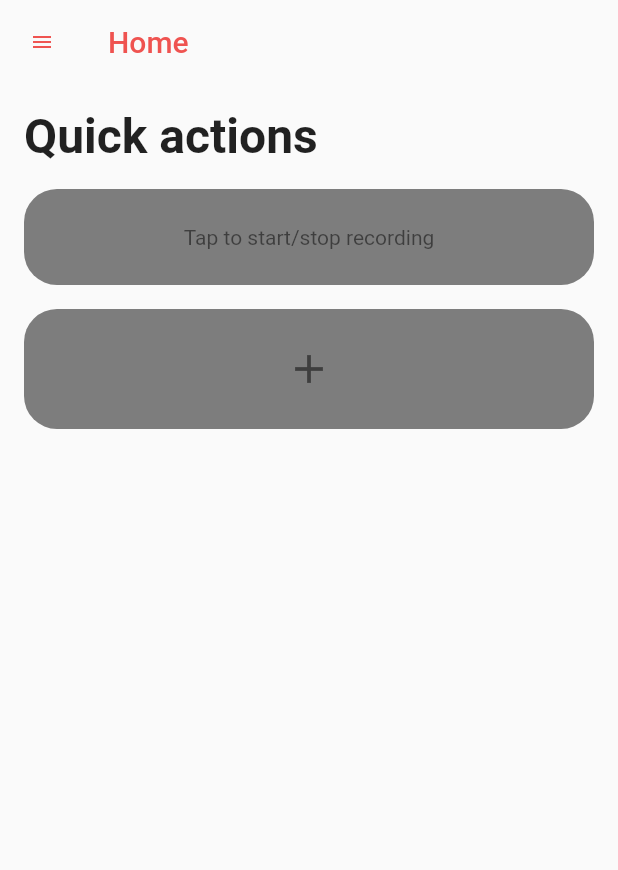
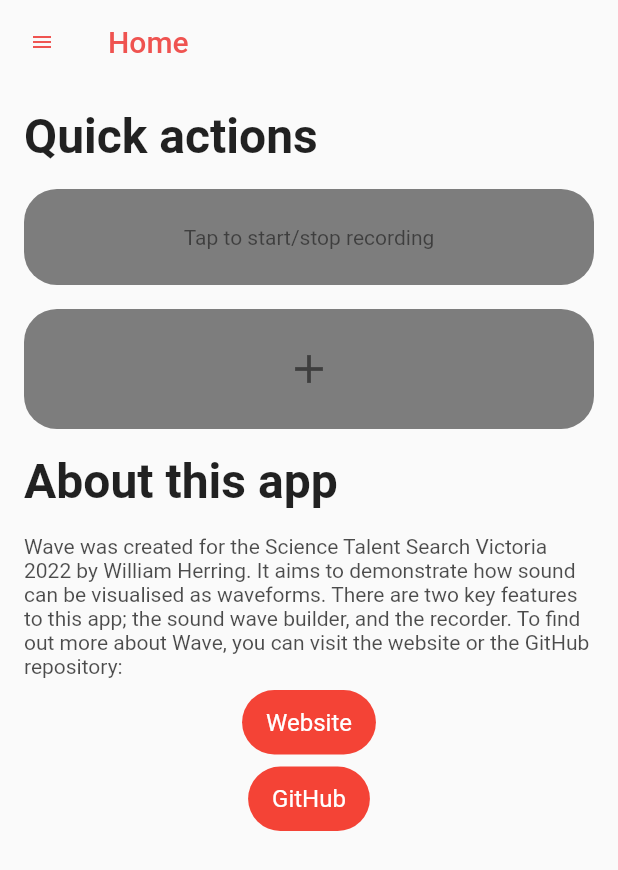
Before and after one commit to william-herring/wave, a Flutter app: the HomeScreen screen opened directly, on a phone screen of 412 x 824 dp. Shown: the top 870 px of the screen. Run offline on Flutter 3.47's test engine with Material 2 defaults, Android fonts, the phone set to English and light mode, and no system bars; our stand-ins replace shared_preferences; missing offline and left inert: audio_waveforms, sound_generator; accounts and stored records are empty.

Commit message:
Expanded home page

```diff
--- a/client/lib/screens/home_screen.dart
+++ b/client/lib/screens/home_screen.dart
@@ -1,6 +1,7 @@
 import 'package:animations/animations.dart';
 import 'package:audio_waveforms/audio_waveforms.dart';
 import 'package:flutter/material.dart';
+import 'package:url_launcher/url_launcher_string.dart';
 
 import 'create_screen.dart';
 
@@ -43,6 +44,50 @@ class HomeScreen extends StatelessWidget {
                       ),
                     )
                 )
+            ),
+            const SizedBox(height: 16.0),
+            const Text('About this app', style: TextStyle(fontWeight: FontWeight.w600, fontSize: 32.0)),
+            const SizedBox(height: 16.0),
+            Center(
+              child: Column(
+                children: [
+                  Text('Wave was created for the Science Talent Search Victoria 2022 by William Herring. '
+                      'It aims to demonstrate how sound can be visualised as waveforms. There are two key features to this app; the sound wave builder, and the recorder. '
+                      'To find out more about Wave, you can visit the website or the GitHub repository:', style: TextStyle(color: Theme.of(context).primaryColor.withOpacity(0.7))),
+                  const SizedBox(height: 8.0),
+                  InkWell(
+                    onTap: () => launchUrlString('https://william-herring.github.io/wave'),
+                    borderRadius: BorderRadius.circular(360),
+                    child: Ink(
+                      padding: const EdgeInsets.fromLTRB(16.0, 12.0, 16.0, 12.0),
+                      child: const Text(
+                        'Website',
+                        style: TextStyle(color: Colors.white, fontSize: 16),
+                      ),
+                      decoration: BoxDecoration(
+                          color: Colors.red[500],
+                          borderRadius: BorderRadius.circular(360)
+                      ),
+                    ),
+                  ),
+                  const SizedBox(height: 8.0),
+                  InkWell(
+                    onTap: () => launchUrlString('https://github.com/william-herring/wave'),
+                    borderRadius: BorderRadius.circular(360),
+                    child: Ink(
+                      padding: const EdgeInsets.fromLTRB(16.0, 12.0, 16.0, 12.0),
+                      child: const Text(
+                        'GitHub',
+                        style: TextStyle(color: Colors.white, fontSize: 16),
+                      ),
+                      decoration: BoxDecoration(
+                          color: Colors.red[500],
+                          borderRadius: BorderRadius.circular(360)
+                      ),
+                    ),
+                  ),
+                ],
+              ),
             )
           ]
         ),
```
